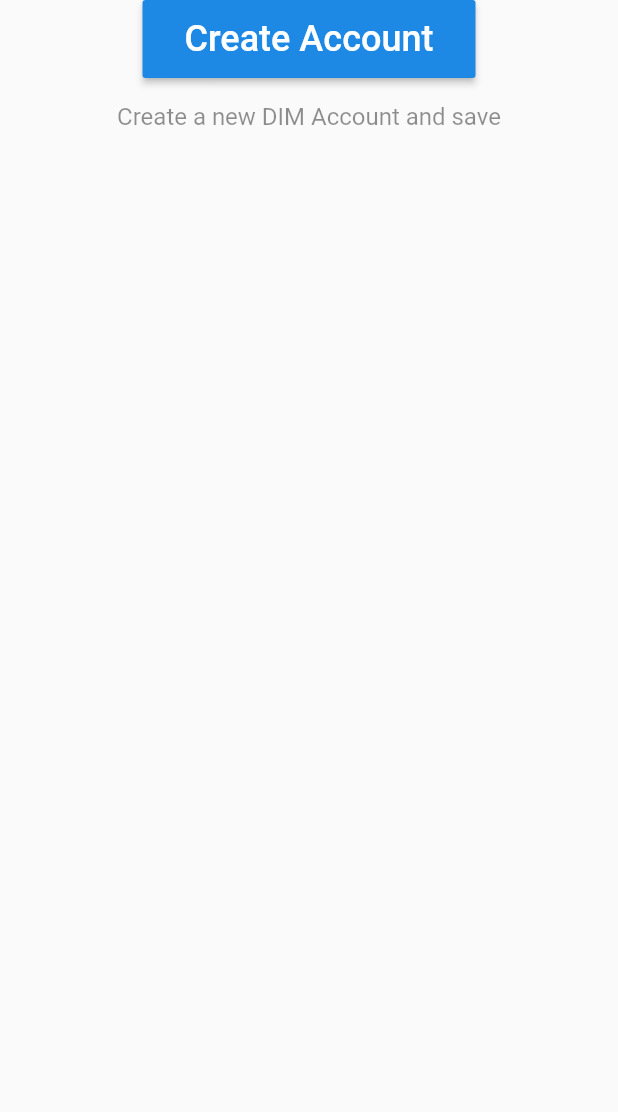
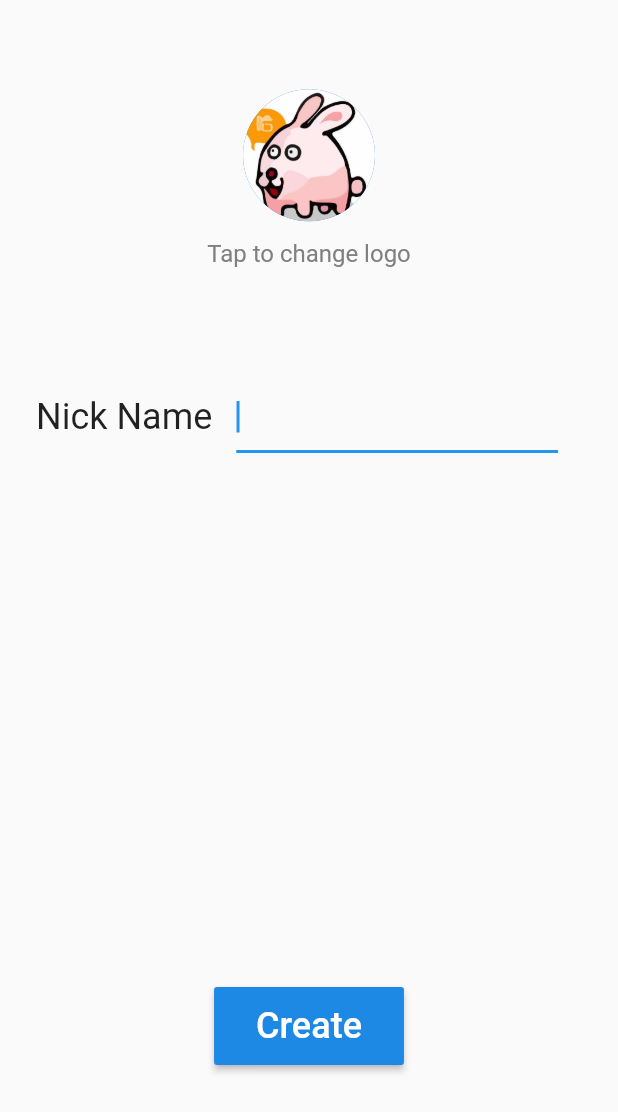
Before and after one commit to sickworm/dim_app_flutter, a Flutter app: the _GuildButton widget shown alone on an empty page, opened directly, after a tap on "Create Account", on a phone screen of 412 x 824 dp. Shown: the top 1112 px of the screen. Run offline on Flutter 3.47's test engine with Material 2 defaults, Android fonts, the phone set to English and light mode, and no system bars; our stand-ins replace image_picker; missing offline and left inert: keyboard_visibility; network calls fail.

Commit message:
add creating account process

```diff
--- a/lib/chat_list.dart
+++ b/lib/chat_list.dart
@@ -1,5 +1,5 @@
 import 'package:dim_app_flutter/chat_window.dart';
-import 'package:dim_app_flutter/dim/data.dart';
+import 'package:dim_app_flutter/dim/dim_data.dart';
 import 'package:flutter/material.dart';
 import 'package:logging/logging.dart';
 
--- a/lib/chat_window.dart
+++ b/lib/chat_window.dart
@@ -233,9 +233,9 @@ class _TextInputBarState extends State<_TextInputBar> {
         padding: EdgeInsets.all(2),
         decoration: const BoxDecoration(
             boxShadow: [BoxShadow(color: kColorShadow, blurRadius: 6.0)],
-            color: kColorGray),
+            color: kColorGrayBackground),
         child: Material(
-            color: kColorGray,
+            color: kColorGrayBackground,
             child: Row(children: [
               InkWell(
                   child: IconButton(
--- a/lib/contact_list.dart
+++ b/lib/contact_list.dart
@@ -1,4 +1,4 @@
-import 'package:dim_app_flutter/dim/data.dart';
+import 'package:dim_app_flutter/dim/dim_data.dart';
 import 'package:flutter/cupertino.dart';
 import 'package:flutter/material.dart';
 
--- a/lib/dim/data.dart
+++ b/lib/dim/dim_data.dart
@@ -2,7 +2,7 @@ class Contact {
   final String name;
   final String avatar;
 
-  Contact(this.name, this.avatar);
+  const Contact(this.name, this.avatar);
 }
 
 class ChatSession {
@@ -10,7 +10,7 @@ class ChatSession {
   final String avatar;
   final String lastMessage;
 
-  ChatSession(this.name, this.avatar, this.lastMessage);
+  const ChatSession(this.name, this.avatar, this.lastMessage);
 }
 
 class UserInfo {
@@ -19,17 +19,33 @@ class UserInfo {
   final String userId;
   final String slogan;
 
-  UserInfo(this.name, this.avatar, this.userId, this.slogan);
+  const UserInfo(this.name, this.avatar, this.userId, this.slogan);
 }
 
-abstract class DimData {
+class LocalUserKey {
+  final String userId;
+  final String keyData; // json
+
+  const LocalUserKey(this.userId, this.keyData);
+}
+
+abstract class IDimData {
   Future<List<Contact>> getContactList();
   Future<List<ChatSession>> getChatSessionList();
   Future<UserInfo> getUserInfo(String userId);
   Future<UserInfo> getLocalUserInfo();
+  Future<void> setLocalUserInfo(UserInfo userInfo, LocalUserKey key);
 }
 
-class MockDimData extends DimData {
+class MockDimData extends IDimData {
+  static const kTestLogin = true;
+  static const UserInfo kMocklocalUser = UserInfo(
+      'Sickworm',
+      'https://avatars3.githubusercontent.com/u/2757460?s=460&v=4',
+      'sickworm@address',
+      'I am Sickworm');
+  UserInfo _localUser = kTestLogin ? null : kMocklocalUser;
+
   Future<List<Contact>> getContactList() {
     return Future.delayed(
         Duration(milliseconds: 300),
@@ -51,27 +67,26 @@ class MockDimData extends DimData {
   }
 
   Future<UserInfo> getUserInfo(String userId) {
-    return Future.delayed(
-        Duration(milliseconds: 300),
-        () => UserInfo(
-            'Sickworm',
-            'https://avatars3.githubusercontent.com/u/2757460?s=460&v=4',
-            'sickworm@address',
-            'I am Sickworm'));
+    return Future.delayed(Duration(milliseconds: 300), () => _localUser);
   }
 
   Future<UserInfo> getLocalUserInfo() {
-    return Future.delayed(Duration(milliseconds: 1000), () => null);
+    return Future.delayed(Duration(milliseconds: 1000), () => _localUser);
+  }
+
+  Future<void> setLocalUserInfo(UserInfo userInfo, LocalUserKey key) {
+    return Future.delayed(
+        Duration(milliseconds: 50), () => _localUser = userInfo);
   }
 }
 
-class DimDataManager extends DimData {
+class DimDataManager extends IDimData {
   static DimDataManager _instance = new DimDataManager._();
   static DimDataManager getInstance() {
     return _instance;
   }
 
-  DimData _impl = MockDimData();
+  IDimData _impl = MockDimData();
 
   DimDataManager._();
 
@@ -90,4 +105,8 @@ class DimDataManager extends DimData {
   Future<UserInfo> getLocalUserInfo() {
     return _impl.getLocalUserInfo();
   }
+
+  Future<void> setLocalUserInfo(UserInfo userInfo, LocalUserKey key) {
+    return _impl.getLocalUserInfo();
+  }
 }
--- /dev/null
+++ b/lib/dim/dim_utils.dart
@@ -0,0 +1,8 @@
+import 'dim_data.dart';
+
+class DimUtils {
+  static Future<LocalUserKey> createLocalUserKey() {
+    return Future.delayed(Duration(microseconds: 1000),
+        () => LocalUserKey('mockUserId', '{"data": "mock_local_user_key"}'));
+  }
+}
--- /dev/null
+++ b/lib/login/login.dart
@@ -0,0 +1,188 @@
+import 'dart:io';
+
+import 'package:dim_app_flutter/dim/dim_data.dart';
+import 'package:dim_app_flutter/dim/dim_utils.dart';
+import 'package:flutter/material.dart';
+import 'package:flutter/widgets.dart';
+import 'package:image_picker/image_picker.dart';
+
+import '../main_tab.dart';
+import '../res.dart';
+
+class LoginPage extends StatelessWidget {
+  @override
+  Widget build(BuildContext context) {
+    return Scaffold(
+        body: SafeArea(
+      child: Column(
+        children: <Widget>[
+          Center(
+            heightFactor: 2.8,
+            child: Text('DIM',
+                style: const TextStyle(fontSize: 64, color: kColorPrimary)),
+          ),
+          _GuildButton(
+              'Create Account',
+              'Create a DIM Account and save',
+              () => Navigator.pushReplacement(
+                  context,
+                  MaterialPageRoute(
+                      builder: (context) => CreateAccountPage()))),
+          _GuildButton(
+              'Import Account', 'Import DIM Account created before', () {})
+        ],
+      ),
+    ));
+  }
+}
+
+class _GuildButton extends StatelessWidget {
+  final String _buttonString;
+  final String _tipsString;
+  final VoidCallback _onPress;
+
+  _GuildButton(this._buttonString, this._tipsString, this._onPress);
+
+  @override
+  Widget build(BuildContext context) {
+    return Center(
+        heightFactor: 2,
+        child: Column(
+          children: <Widget>[
+            RaisedButton(
+                onPressed: this._onPress,
+                color: kColorPrimary,
+                child: Padding(
+                    padding: EdgeInsets.all(12),
+                    child: Text(
+                      _buttonString,
+                      style: TextStyle(color: kColorWhite, fontSize: 24),
+                    ))),
+            SizedBox(height: 16),
+            _tipsString == null
+                ? Container()
+                : Text(
+                    _tipsString,
+                    style: TextStyle(fontSize: 16, color: kColorShadow),
+                  ),
+          ],
+        ));
+  }
+}
+
+class CreateAccountPage extends StatefulWidget {
+  @override
+  State<StatefulWidget> createState() {
+    return _CreateAccountPageState();
+  }
+}
+
+class _CreateAccountPageState extends State<CreateAccountPage> {
+  ImageProvider _image = AssetImage('assets/images/avatar.png');
+  TextEditingController _controller = TextEditingController();
+
+  @override
+  Widget build(BuildContext context) {
+    return Scaffold(
+      resizeToAvoidBottomInset: false,
+      body: SafeArea(
+        child: Column(
+          children: <Widget>[
+            Center(
+                heightFactor: 2,
+                child: Column(children: [
+                  InkWell(
+                    child: CircleAvatar(
+                      backgroundImage: _image,
+                      radius: 44,
+                    ),
+                    onTap: _showBottom,
+                  ),
+                  SizedBox(height: 12),
+                  Text('Tap to change logo',
+                      style: TextStyle(fontSize: 16, color: kColorGrayText))
+                ])),
+            Container(
+                margin: EdgeInsets.only(left: 24, right: 24),
+                child: Row(
+                  children: <Widget>[
+                    Text(
+                      'Nick Name',
+                      style: TextStyle(fontSize: 24),
+                    ),
+                    Expanded(
+                        child: Padding(
+                            padding: const EdgeInsets.all(16),
+                            child: TextField(
+                              autofocus: true,
+                              style: TextStyle(fontSize: 18),
+                              controller: _controller,
+                            )))
+                  ],
+                )),
+            Expanded(child: SizedBox()),
+            _GuildButton('Create', null, () => _createAccount(context)),
+            SizedBox(
+              height: 64,
+            )
+          ],
+        ),
+      ),
+    );
+  }
+
+  void _showBottom() {
+    showModalBottomSheet(
+        context: context,
+        builder: (BuildContext context) {
+          return Wrap(children: [
+            Column(
+              children: [
+                _menuItem(Icons.photo_album, 'From Gallery', () {
+                  Navigator.of(context).pop();
+                  _getImage(ImageSource.gallery);
+                }),
+                _menuItem(Icons.camera, 'From Camera', () {
+                  Navigator.of(context).pop();
+                  _getImage(ImageSource.camera);
+                }),
+              ],
+            ),
+          ]);
+        });
+  }
+
+  Widget _menuItem(IconData icon, String name, VoidCallback onTap) {
+    return InkWell(
+        onTap: onTap,
+        child: Container(
+            padding: EdgeInsets.all(20),
+            child: Row(children: <Widget>[
+              SizedBox(width: 4),
+              Icon(icon),
+              SizedBox(width: 12),
+              Text(
+                name,
+                style: TextStyle(fontSize: 24),
+              ),
+            ])));
+  }
+
+  Future _getImage(ImageSource source) async {
+    File image = await ImagePicker.pickImage(source: source);
+    if (image != null) {
+      setState(() {
+        _image = FileImage(image);
+      });
+    }
+  }
+
+  void _createAccount(BuildContext context) async {
+    var key = await DimUtils.createLocalUserKey();
+    var userInfo =
+        UserInfo(_controller.text, _image.toString(), key.userId, '');
+    await DimDataManager.getInstance().setLocalUserInfo(userInfo, key);
+    Navigator.pushReplacement(
+        context, MaterialPageRoute(builder: (context) => MainTabPage()));
+  }
+}
--- a/lib/login/no_login.dart
+++ /dev/null
@@ -1,55 +0,0 @@
-import 'package:flutter/material.dart';
-import 'package:flutter/widgets.dart';
-
-import '../res.dart';
-
-class NoLoginPage extends StatelessWidget {
-  @override
-  Widget build(BuildContext context) {
-    return Scaffold(
-        body: SafeArea(
-      child: Column(
-        children: <Widget>[
-          Center(
-            heightFactor: 2.8,
-            child: Text('DIM',
-                style: const TextStyle(fontSize: 64, color: kColorPrimary)),
-          ),
-          _GuildButton('Create Account', 'Create a new DIM Account and save'),
-          _GuildButton('Import Account', 'Import DIM Account created before')
-        ],
-      ),
-    ));
-  }
-}
-
-class _GuildButton extends StatelessWidget {
-  final String buttonString;
-  final String tipsString;
-
-  _GuildButton(this.buttonString, this.tipsString);
-
-  @override
-  Widget build(BuildContext context) {
-    return Center(
-        heightFactor: 2,
-        child: Column(
-          children: <Widget>[
-            RaisedButton(
-                onPressed: () {},
-                color: kColorPrimary,
-                child: Padding(
-                    padding: EdgeInsets.all(12),
-                    child: Text(
-                      buttonString,
-                      style: TextStyle(color: kColorWhite, fontSize: 24),
-                    ))),
-            SizedBox(height: 16),
-            Text(
-              tipsString,
-              style: TextStyle(fontSize: 16, color: kColorShadow),
-            ),
-          ],
-        ));
-  }
-}
--- a/lib/res.dart
+++ b/lib/res.dart
@@ -13,10 +13,11 @@ const blue800 = Color(0xFF1565C0);
 const blue900 = Color(0xFF0D47A1);
 
 const kColorPrimary = blue600;
-const kColorGray = Color(0xFFF0F0F0);
+const kColorGrayBackground = Color(0xFFF0F0F0);
+const kColorGrayText = Color(0xFF808080);
 const kColorWhite = Colors.white;
 
 const kColorChatMessageSelf = blue400;
-const kColorChatMessageOther = kColorGray;
+const kColorChatMessageOther = kColorGrayBackground;
 const kColorShadow = Color(0x70000000);
 const kColorIcon = Color(0x70000000);
--- a/lib/user_info.dart
+++ b/lib/user_info.dart
@@ -1,5 +1,5 @@
 import 'package:dim_app_flutter/common_ui.dart';
-import 'package:dim_app_flutter/dim/data.dart';
+import 'package:dim_app_flutter/dim/dim_data.dart';
 import 'package:flutter/material.dart';
 import 'package:flutter/widgets.dart';
 
```
Also changed, not shown: lib/loading.dart (+4 -5 lines), lib/main_tab.dart (+4 -3 lines), pubspec.yaml (+3 -4 lines), assets/images/avatar.png (added), pubspec.lock.
